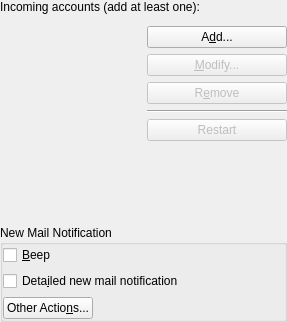
Above: kmail/ui/accountspagereceivingtab.ui from chusopr/kdepim-ktimetracker-akonadi before the change. Below: the same form after it.
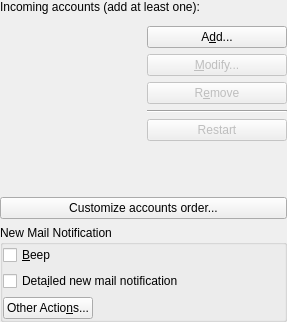
That is the form after the change. Custom widgets are drawn as their Qt base class.

What changed in the file:
```diff
--- a/kmail/ui/accountspagereceivingtab.ui
+++ b/kmail/ui/accountspagereceivingtab.ui
@@ -91,6 +91,13 @@
        </item>
       </layout>
      </item>
+     <item>
+      <widget class="QPushButton" name="customizeAccountOrder">
+       <property name="text">
+        <string>Customize accounts order...</string>
+       </property>
+      </widget>
+     </item>
      <item>
       <widget class="QGroupBox" name="group">
        <property name="title">
```
